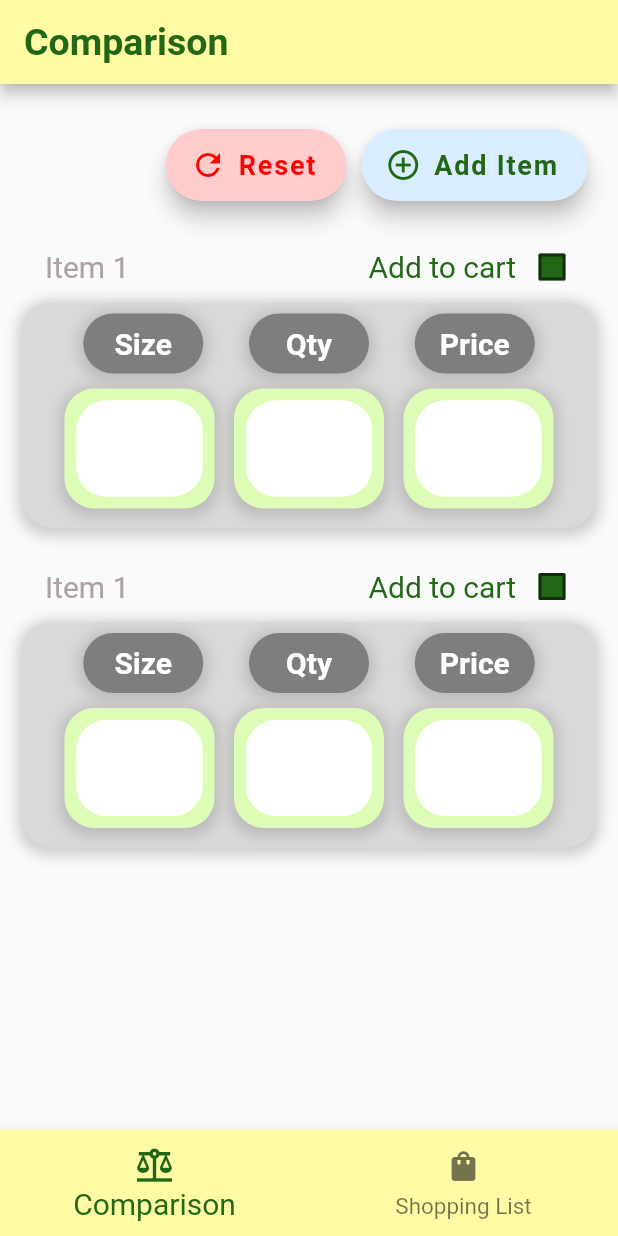
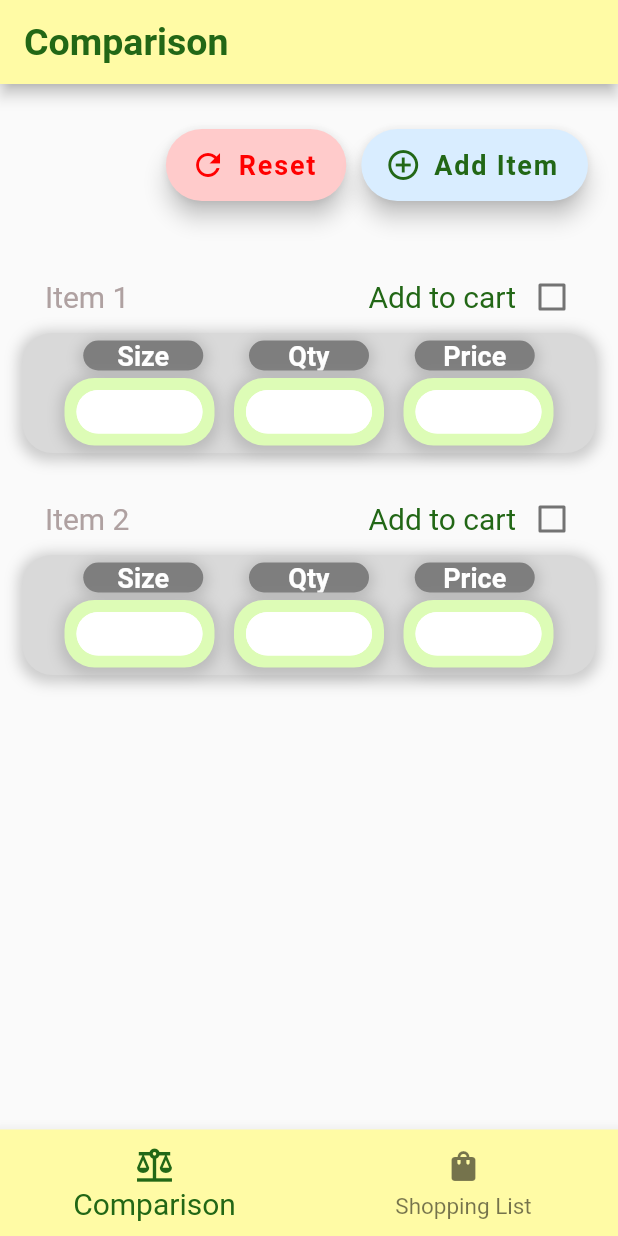
Before and after one commit to Pawarasoms/cheap_cart_app, a Flutter app: the screen it shows after launch, after a tap on "Reset", on a phone screen of 412 x 824 dp. Run offline on Flutter 3.47's test engine with Material 2 defaults, Android fonts, the phone set to English and light mode, and no system bars.

Commit message:
Added reset and addItem function (comparison page)

```diff
--- a/lib/compare_item.dart
+++ b/lib/compare_item.dart
@@ -5,29 +5,37 @@ import 'constants.dart';
 import 'base_card.dart';
 
 class CompareItem extends StatelessWidget {
-  const CompareItem({super.key});
+
+  CompareItem({
+    required this.itemNum, required this.addCart, required this.onChanged
+  });
+
+  final int itemNum;
+  final bool addCart;
+  Function(bool?)? onChanged;
 
   @override
   Widget build(BuildContext context) {
     return Container(
+
       child: Column(children: [
         Container(
-          padding: EdgeInsets.only(left: 30, right: 20),
+          padding: EdgeInsets.only(left: 30, right: 20,top: 20),
           child: Row(
             mainAxisAlignment: MainAxisAlignment.spaceBetween,
             children: [
-              const Text(
-                "Item 1",
+              Text(
+                "Item "+itemNum.toString(),
                 style: TextStyle(fontSize: 20, color: kLightGrey),
               ),
               Container(
                 child: Row(
-                  children: const [
+                  children: [
                     Text(
                       "Add to cart",
                       style: TextStyle(fontSize: 20, color: kDarkGreen),
                     ),
-                    MyStatefulWidget(),
+                    Checkbox(value: addCart, onChanged: onChanged, activeColor: kDarkGreen,)
                   ],
                 ),
               ),
@@ -35,17 +43,17 @@ class CompareItem extends StatelessWidget {
           ),
         ),
         Container(
-          padding: const EdgeInsets.only(left: 15, right: 15, bottom: 15),
+          padding: const EdgeInsets.only(left: 15, right: 15,),
           child: BaseCard(
             theColor: backgroundButton,
             theChild: Container(
-              width: 600.0,
-              height: 150.0,
+              width: 400.0,
+              height: 80.0,
               child: Column(
                 children: [
                   Container(
                     padding: const EdgeInsets.only(
-                        left: 10, right: 10, bottom: 10, top: 7),
+                        left: 10, right: 10, bottom: 5, top: 5),
                     child: Row(
                       mainAxisAlignment: MainAxisAlignment.spaceEvenly,
                       children: [
@@ -54,12 +62,12 @@ class CompareItem extends StatelessWidget {
                             theColor: kDarkGrey,
                             theChild: Container(
                               width: 80.0,
-                              height: 40.0,
+                              height: 20.0,
                               child: const Center(
                                 child: Text(
                                   "Size",
                                   style: TextStyle(
-                                    fontSize: 20,
+                                    fontSize: 18,
                                     fontWeight: FontWeight.bold,
                                     color: kWhite,
                                   ),
@@ -73,12 +81,12 @@ class CompareItem extends StatelessWidget {
                             theColor: kDarkGrey,
                             theChild: Container(
                               width: 80.0,
-                              height: 40.0,
+                              height: 20.0,
                               child: const Center(
                                 child: Text(
                                   "Qty",
                                   style: TextStyle(
-                                    fontSize: 20,
+                                    fontSize: 18,
                                     fontWeight: FontWeight.bold,
                                     color: kWhite,
                                   ),
@@ -92,12 +100,12 @@ class CompareItem extends StatelessWidget {
                             theColor: kDarkGrey,
                             theChild: Container(
                               width: 80.0,
-                              height: 40.0,
+                              height: 20.0,
                               child: const Center(
                                 child: Text(
                                   "Price",
                                   style: TextStyle(
-                                    fontSize: 20,
+                                    fontSize: 18,
                                     fontWeight: FontWeight.bold,
                                     color: kWhite,
                                   ),
@@ -119,11 +127,12 @@ class CompareItem extends StatelessWidget {
                             theColor: kLightGreen,
                             theChild: Container(
                               width: 100.0,
-                              height: 80.0,
+                              height: 45.0,
                               child: Padding(
                                 padding: EdgeInsets.symmetric(
                                     horizontal:8, vertical: 8),
                                 child: TextField(
+                                  textInputAction: TextInputAction.next,
                                   decoration: const InputDecoration(
                                     enabledBorder: OutlineInputBorder(
                                         borderRadius: BorderRadius.all(Radius.circular(20)),
@@ -135,9 +144,10 @@ class CompareItem extends StatelessWidget {
                                   ),
                                   style: const TextStyle(
                                       color: kDarkGreen,
-                                      fontSize: 25,
+                                      fontSize: 22,
                                       fontWeight: FontWeight.bold),
                                   textAlign: TextAlign.center,
+                                  textAlignVertical: TextAlignVertical.center,
                                   keyboardType: TextInputType.number,
                                   inputFormatters: <TextInputFormatter>[
                                     FilteringTextInputFormatter.digitsOnly
@@ -152,11 +162,12 @@ class CompareItem extends StatelessWidget {
                             theColor: kLightGreen,
                             theChild: Container(
                               width: 100.0,
-                              height: 80.0,
+                              height: 45.0,
                               child: Padding(
                                 padding: EdgeInsets.symmetric(
                                     horizontal:8, vertical: 8),
                                 child: TextField(
+                                  textInputAction: TextInputAction.next,
                                   decoration: const InputDecoration(
                                     enabledBorder: OutlineInputBorder(
                                         borderRadius: BorderRadius.all(Radius.circular(20)),
@@ -168,9 +179,10 @@ class CompareItem extends StatelessWidget {
                                   ),
                                   style: const TextStyle(
                                       color: kDarkGreen,
-                                      fontSize: 25,
+                                      fontSize: 22,
                                       fontWeight: FontWeight.bold),
                                   textAlign: TextAlign.center,
+                                  textAlignVertical: TextAlignVertical.center,
                                   keyboardType: TextInputType.number,
                                   inputFormatters: <TextInputFormatter>[
                                     FilteringTextInputFormatter.digitsOnly
@@ -185,15 +197,16 @@ class CompareItem extends StatelessWidget {
                             theColor: kLightGreen,
                             theChild: Container(
                               width: 100.0,
-                              height: 80.0,
+                              height: 45.0,
                               child: Padding(
                                 padding: EdgeInsets.symmetric(
                                     horizontal:8, vertical: 8),
                                 child: TextField(
+                                  textInputAction: TextInputAction.done,
                                   decoration: const InputDecoration(
                                     enabledBorder: OutlineInputBorder(
                                       borderRadius: BorderRadius.all(Radius.circular(20)),
-                                      borderSide: BorderSide(width: 2,color: kWhite)
+                                      borderSide: BorderSide(color: kWhite)
 
                                     ),
                                     filled: true,
@@ -201,9 +214,10 @@ class CompareItem extends StatelessWidget {
                                   ),
                                   style: const TextStyle(
                                       color: kDarkGreen,
-                                      fontSize: 25,
+                                      fontSize: 22,
                                       fontWeight: FontWeight.bold),
                                   textAlign: TextAlign.center,
+                                  textAlignVertical: TextAlignVertical.center,
                                   keyboardType: TextInputType.number,
                                   inputFormatters: <TextInputFormatter>[
                                     FilteringTextInputFormatter.digitsOnly
@@ -229,39 +243,39 @@ class CompareItem extends StatelessWidget {
   }
 }
 
-class MyStatefulWidget extends StatefulWidget {
-  const MyStatefulWidget({super.key});
-
-  @override
-  State<MyStatefulWidget> createState() => _MyStatefulWidgetState();
-}
-
-class _MyStatefulWidgetState extends State<MyStatefulWidget> {
-  bool isChecked = false;
-
-  @override
-  Widget build(BuildContext context) {
-    Color getColor(Set<MaterialState> states) {
-      const Set<MaterialState> interactiveStates = <MaterialState>{
-        MaterialState.pressed,
-        MaterialState.hovered,
-        MaterialState.focused,
-      };
-      if (states.any(interactiveStates.contains)) {
-        return kDarkGreen;
-      }
-      return kDarkGreen;
-    }
-
-    return Checkbox(
-      checkColor: Colors.white,
-      fillColor: MaterialStateProperty.resolveWith(getColor),
-      value: isChecked,
-      onChanged: (bool? value) {
-        setState(() {
-          isChecked = value!;
-        });
-      },
-    );
-  }
-}
+// class MyStatefulWidget extends StatefulWidget {
+//   const MyStatefulWidget({super.key});
+//
+//   @override
+//   State<MyStatefulWidget> createState() => _MyStatefulWidgetState();
+// }
+//
+// class _MyStatefulWidgetState extends State<MyStatefulWidget> {
+//   bool isChecked = false;
+//
+//   @override
+//   Widget build(BuildContext context) {
+//     Color getColor(Set<MaterialState> states) {
+//       const Set<MaterialState> interactiveStates = <MaterialState>{
+//         MaterialState.pressed,
+//         MaterialState.hovered,
+//         MaterialState.focused,
+//       };
+//       if (states.any(interactiveStates.contains)) {
+//         return kDarkGreen;
+//       }
+//       return kDarkGreen;
+//     }
+//
+//     return Checkbox(
+//       checkColor: Colors.white,
+//       fillColor: MaterialStateProperty.resolveWith(getColor),
+//       value: isChecked,
+//       onChanged: (bool? value) {
+//         setState(() {
+//           isChecked = value!;
+//         });
+//       },
+//     );
+//   }
+// }
--- a/lib/comparison_screen.dart
+++ b/lib/comparison_screen.dart
@@ -1,4 +1,5 @@
 import 'package:flutter/material.dart';
+import 'package:flutter/services.dart';
 import 'package:shopping_list/compare_item.dart';
 import 'constants.dart';
 import 'shopping_list.dart';
@@ -12,6 +13,7 @@ class ComparisonScreen extends StatefulWidget {
 
 class _ComparisonScreenState extends State<ComparisonScreen> {
 
+  int itemNum = 2;
   int _selectedIndex = 0;
 
   void _onItemTapped(int index) {
@@ -29,7 +31,37 @@ class _ComparisonScreenState extends State<ComparisonScreen> {
     }
   }
 
+  List item =[
+    [1,false],
+    [2,false],
 
+
+  ];
+
+
+  void checkBoxChanged(bool? value, int index){
+    setState(() {
+      item[index][1] =!item[index][1];
+    });
+  }
+
+  void addItem(){
+    setState(() {
+      item.add([itemNum+1,false]);
+      itemNum = itemNum+1;
+    });
+  }
+
+  void reset(){
+    setState(() {
+      while(itemNum > 2){
+        item.removeAt(itemNum-1);
+        itemNum= itemNum-1;
+      }
+    });
+
+
+  }
 
   @override
   Widget build(BuildContext context) {
@@ -42,19 +74,23 @@ class _ComparisonScreenState extends State<ComparisonScreen> {
         backgroundColor: headAndTailBG,
         foregroundColor: kDarkGreen,
       ),
-
-      body: SingleChildScrollView(
-        child: Column(
-          children: <Widget>[
+      body: Column(
+        children: [
+          Row(
+            mainAxisAlignment: MainAxisAlignment.end,
+            children: [
               Container(
-              padding: EdgeInsets.only(top: 30, right: 20,bottom: 20),
+                padding: EdgeInsets.only(top: 30, right: 20, bottom: 20),
                 child: Row(
-                mainAxisAlignment: MainAxisAlignment.end,
                   children: [
                     FloatingActionButton.extended(
                       label: const Text(
                         'Reset',
-                      style: TextStyle(color: redText, fontWeight: FontWeight.bold,fontSize: 18),
+                        style: TextStyle(
+                          color: redText,
+                          fontWeight: FontWeight.bold,
+                          fontSize: 18,
+                        ),
                       ),
                       backgroundColor: kLigthRed,
                       icon: const Icon(
@@ -64,6 +100,7 @@ class _ComparisonScreenState extends State<ComparisonScreen> {
                       ),
                       onPressed: () {
                         print("Reset");
+                        reset();
                       },
                     ),
                     const SizedBox(
@@ -72,7 +109,11 @@ class _ComparisonScreenState extends State<ComparisonScreen> {
                     FloatingActionButton.extended(
                       label: const Text(
                         'Add Item',
-                      style: TextStyle(color: kDarkGreen, fontWeight: FontWeight.bold,fontSize: 18),
+                        style: TextStyle(
+                          color: kDarkGreen,
+                          fontWeight: FontWeight.bold,
+                          fontSize: 18,
+                        ),
                       ),
                       backgroundColor: kLigthBlue,
                       icon: const Icon(
@@ -81,20 +122,31 @@ class _ComparisonScreenState extends State<ComparisonScreen> {
                         color: kDarkGreen,
                       ),
                       onPressed: () {
+                        addItem();
                         print("Add Item");
+
                       },
                     ),
                   ],
                 ),
+              )
+            ],
+
           ),
-            CompareItem(),
-            CompareItem(),
+          Expanded(
+            child: ListView.builder(
+              itemCount: item.length,
+              itemBuilder: (context, index) {
+                return CompareItem(
+                  itemNum: item[index][0],
+                  addCart: item[index][1],
+                  onChanged: (value) => checkBoxChanged(value, index),
+                );
+              },
+            ),
+          ),
 
-            Container(),
-            Container(),
-            Container(),
         ],
-        ),
       ),
       bottomNavigationBar: BottomNavigationBar(
         items: const <BottomNavigationBarItem>[
@@ -112,9 +164,16 @@ class _ComparisonScreenState extends State<ComparisonScreen> {
         backgroundColor: headAndTailBG,
         unselectedFontSize: 15,
         selectedFontSize: 20,
-        selectedIconTheme: const IconThemeData(color: kDarkGreen, size: 28),
+        selectedIconTheme:
+        const IconThemeData(color: kDarkGreen, size: 28),
         onTap: _onItemTapped,
       ),
     );
   }
+
+
+
+
+
+
 }
--- a/lib/shopping_list.dart
+++ b/lib/shopping_list.dart
@@ -17,6 +17,7 @@ class _ShoppingListScreenState extends State<ShoppingListScreen> {
     setState(() {
       _selectedIndex = index;
     });
+
 
     if (index == 0) {
       Navigator.pushReplacement(
@@ -40,8 +41,55 @@ class _ShoppingListScreenState extends State<ShoppingListScreen> {
         backgroundColor: kLigthPink,
         foregroundColor: kDarkPink,
       ),
-      body: Container(
+      body: SingleChildScrollView(
+        child: Column(
+          children: <Widget>[
+            Container(
+              padding: EdgeInsets.only(top: 30, right: 20,bottom: 20),
+              child: Row(
+                mainAxisAlignment: MainAxisAlignment.end,
+                children: [
+                  FloatingActionButton.extended(
+                    label: const Text(
+                      'Reset',
+                      style: TextStyle(color: redText, fontWeight: FontWeight.bold,fontSize: 18),
+                    ),
+                    backgroundColor: kLigthRed,
+                    icon: const Icon(
+                      Icons.refresh,
+                      size: 24.0,
+                      color: redText,
+                    ),
+                    onPressed: () {
+                      print("Reset");
+                    },
+                  ),
+                  const SizedBox(
+                    width: 10,
+                  ),
+                  FloatingActionButton.extended(
+                    label: const Text(
+                      'Add Item',
+                      style: TextStyle(color: kDarkGreen, fontWeight: FontWeight.bold,fontSize: 18),
+                    ),
+                    backgroundColor: kLigthBlue,
+                    icon: const Icon(
+                      Icons.add_circle_outline,
+                      size: 24.0,
+                      color: kDarkGreen,
+                    ),
+                    onPressed: () {
+                      print("Add Item");
+                    },
+                  ),
+                ],
+              ),
+            ),
 
+
+
+          ],
+        ),
       ),
 
 
```
Lines whose indentation alone changed are shown as unchanged.
